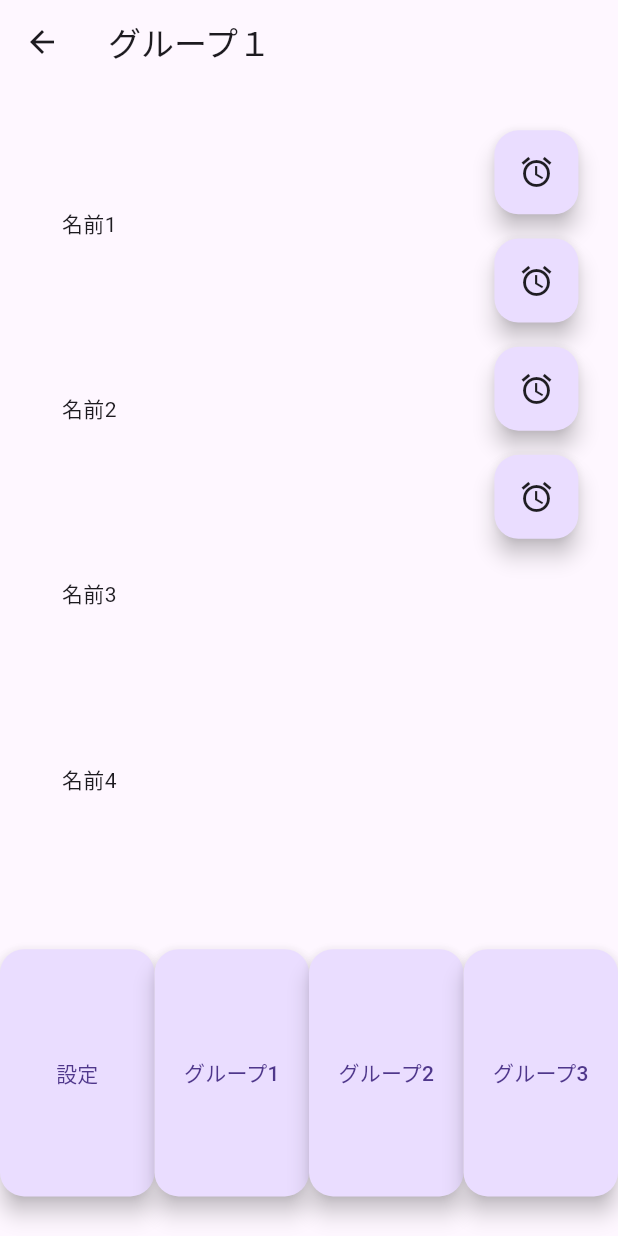
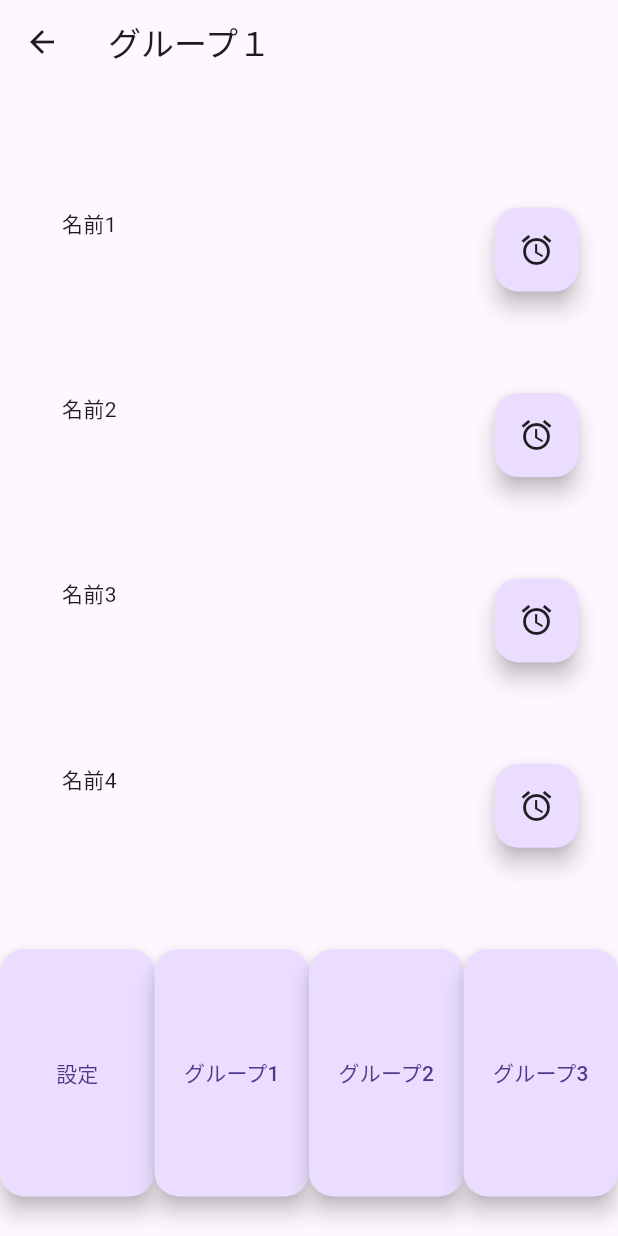
Before and after one commit to yumi-0223/alarm, a Flutter app: the AlarmGroup1 screen opened directly, on a phone screen of 412 x 824 dp. Run offline on Flutter 3.47's test engine with Material 3 defaults, Android fonts, the phone set to English and light mode, and no system bars.

Commit message:
Update alarm_group1.dart
アイコン直しましたよー

Signed-off-by: iwa1117 <147371917+iwa1117@users.noreply.github.com>

```diff
--- a/lib/digitalcontents-alarm/pages/group/alarm_group1.dart
+++ b/lib/digitalcontents-alarm/pages/group/alarm_group1.dart
@@ -111,8 +111,8 @@ class _AlarmGroup1State extends State<AlarmGroup1> {
           Stack(
             children: [
               Positioned(
-                left: screenWidth * 8 / 10,
-                top: screenWidth * 0.75 / 10,
+                left: MediaQuery.of(context).size.width * 8 / 10,
+                top: MediaQuery.of(context).size.height * 1 / 10,
                 child: Stack(
                   alignment: Alignment.center, // 中央にアイコンを配置
                   children: [
@@ -134,8 +134,8 @@ class _AlarmGroup1State extends State<AlarmGroup1> {
                 ),
               ),
               Positioned(
-                left: screenWidth * 8 / 10,
-                top: screenWidth * 2.5 / 10,
+                left: MediaQuery.of(context).size.width * 8 / 10,
+                top: MediaQuery.of(context).size.height * 2.5 / 10,
                 child: Stack(
                   alignment: Alignment.center, // 中央にアイコンを配置
                   children: [
@@ -155,8 +155,8 @@ class _AlarmGroup1State extends State<AlarmGroup1> {
                 ),
               ),
               Positioned(
-                left: screenWidth * 8 / 10,
-                top: screenWidth * 4.25 / 10,
+                left: MediaQuery.of(context).size.width * 8 / 10,
+                top: MediaQuery.of(context).size.height * 4 / 10,
                 child: Stack(
                   alignment: Alignment.center, // 中央にアイコンを配置
                   children: [
@@ -176,8 +176,8 @@ class _AlarmGroup1State extends State<AlarmGroup1> {
                 ),
               ),
               Positioned(
-                left: screenWidth * 8 / 10,
-                top: screenWidth * 6 / 10,
+                left: MediaQuery.of(context).size.width * 8 / 10,
+                top: MediaQuery.of(context).size.height * 5.5 / 10,
                 child: Stack(
                   alignment: Alignment.center, // 中央にアイコンを配置
                   children: [
```
